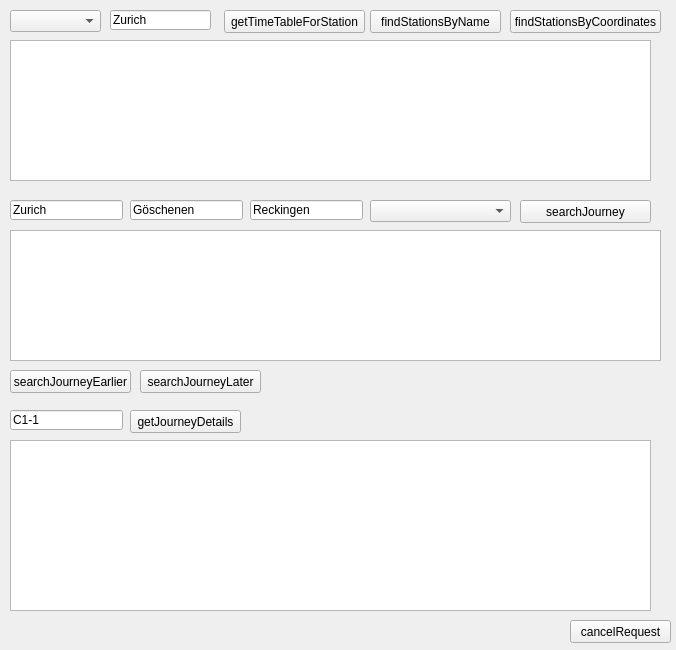
Old version of the form src/gui/desktop-test/mainwindow.ui in the repository smurfy/fahrplan.
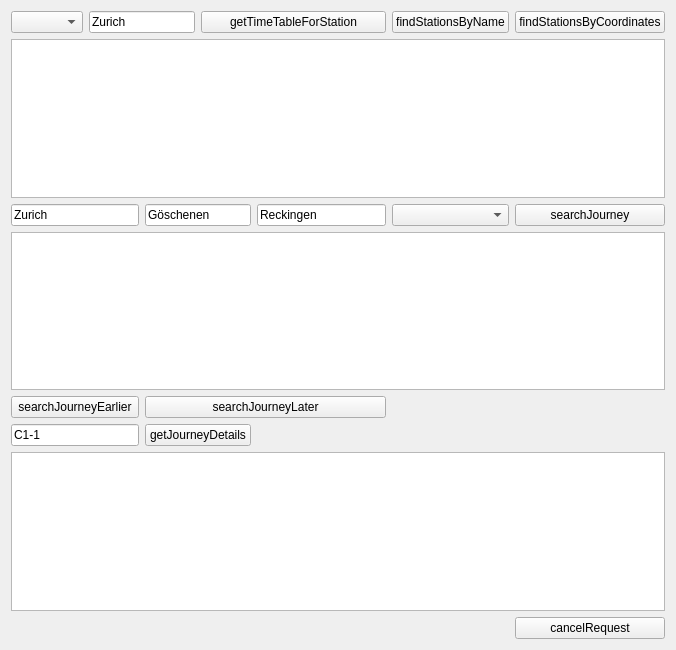
New version of the form.

```diff
--- a/src/gui/desktop-test/mainwindow.ui
+++ b/src/gui/desktop-test/mainwindow.ui
@@ -14,225 +14,114 @@
    <string>MainWindow</string>
   </property>
   <widget class="QWidget" name="centralWidget">
+   <layout class="QGridLayout" name="gridLayout">
+    <item row="0" column="0">
+     <widget class="QComboBox" name="parser"/>
+    </item>
+    <item row="0" column="1" colspan="2">
+     <widget class="QLineEdit" name="stationName">
+      <property name="text">
+       <string>Zurich</string>
+      </property>
+     </widget>
+    </item>
+    <item row="0" column="3" colspan="2">
+     <widget class="QPushButton" name="getTimeTableForStation">
+      <property name="text">
+       <string>getTimeTableForStation</string>
+      </property>
+     </widget>
+    </item>
+    <item row="0" column="5">
    <widget class="QPushButton" name="findStationsByName">
-    <property name="geometry">
-     <rect>
-      <x>370</x>
-      <y>10</y>
-      <width>131</width>
-      <height>23</height>
-     </rect>
-    </property>
     <property name="text">
      <string>findStationsByName</string>
     </property>
    </widget>
-   <widget class="QTextEdit" name="findStationResults">
-    <property name="geometry">
-     <rect>
-      <x>10</x>
-      <y>40</y>
-      <width>641</width>
-      <height>141</height>
-     </rect>
-    </property>
-   </widget>
+    </item>
+    <item row="0" column="6">
    <widget class="QPushButton" name="findStationsByCoordinates">
-    <property name="geometry">
-     <rect>
-      <x>510</x>
-      <y>10</y>
-      <width>151</width>
-      <height>23</height>
-     </rect>
-    </property>
     <property name="text">
      <string>findStationsByCoordinates</string>
     </property>
    </widget>
-   <widget class="QPushButton" name="searchJourney">
-    <property name="geometry">
-     <rect>
-      <x>520</x>
-      <y>200</y>
-      <width>131</width>
-      <height>23</height>
-     </rect>
-    </property>
-    <property name="text">
-     <string>searchJourney</string>
-    </property>
-   </widget>
+    </item>
+    <item row="1" column="0" colspan="7">
+     <widget class="QTextEdit" name="findStationResults"/>
+    </item>
+    <item row="2" column="0" colspan="2">
    <widget class="QLineEdit" name="departureStaion">
-    <property name="geometry">
-     <rect>
-      <x>10</x>
-      <y>200</y>
-      <width>113</width>
-      <height>20</height>
-     </rect>
-    </property>
     <property name="text">
      <string>Zurich</string>
     </property>
    </widget>
+    </item>
+    <item row="2" column="2" colspan="2">
+     <widget class="QLineEdit" name="viaStation">
+      <property name="text">
+       <string>Göschenen</string>
+      </property>
+     </widget>
+    </item>
+    <item row="2" column="4">
    <widget class="QLineEdit" name="arrivalStation">
-    <property name="geometry">
-     <rect>
-      <x>250</x>
-      <y>200</y>
-      <width>113</width>
-      <height>20</height>
-     </rect>
-    </property>
     <property name="text">
      <string>Reckingen</string>
     </property>
    </widget>
-   <widget class="QTextEdit" name="searchJourneyResults">
-    <property name="geometry">
-     <rect>
-      <x>10</x>
-      <y>230</y>
-      <width>651</width>
-      <height>131</height>
-     </rect>
-    </property>
-   </widget>
+    </item>
+    <item row="2" column="5">
+     <widget class="QComboBox" name="trainRestrictions"/>
+    </item>
+    <item row="2" column="6">
+     <widget class="QPushButton" name="searchJourney">
+      <property name="text">
+       <string>searchJourney</string>
+      </property>
+     </widget>
+    </item>
+    <item row="3" column="0" colspan="7">
+     <widget class="QTextEdit" name="searchJourneyResults"/>
+    </item>
+    <item row="4" column="0" colspan="2">
    <widget class="QPushButton" name="searchJourneyEarlier">
-    <property name="geometry">
-     <rect>
-      <x>10</x>
-      <y>370</y>
-      <width>121</width>
-      <height>23</height>
-     </rect>
-    </property>
     <property name="text">
      <string>searchJourneyEarlier</string>
     </property>
    </widget>
+    </item>
+    <item row="4" column="2" colspan="3">
    <widget class="QPushButton" name="searchJourneyLater">
-    <property name="geometry">
-     <rect>
-      <x>140</x>
-      <y>370</y>
-      <width>121</width>
-      <height>23</height>
-     </rect>
-    </property>
     <property name="text">
      <string>searchJourneyLater</string>
     </property>
    </widget>
-   <widget class="QPushButton" name="cancelRequest">
-    <property name="geometry">
-     <rect>
-      <x>570</x>
-      <y>620</y>
-      <width>101</width>
-      <height>23</height>
-     </rect>
-    </property>
-    <property name="text">
-     <string>cancelRequest</string>
-    </property>
-   </widget>
-   <widget class="QPushButton" name="getJourneyDetails">
-    <property name="geometry">
-     <rect>
-      <x>130</x>
-      <y>410</y>
-      <width>111</width>
-      <height>23</height>
-     </rect>
-    </property>
-    <property name="text">
-     <string>getJourneyDetails</string>
-    </property>
-   </widget>
+    </item>
+    <item row="5" column="0" colspan="2">
    <widget class="QLineEdit" name="journeyResultItemId">
-    <property name="geometry">
-     <rect>
-      <x>10</x>
-      <y>410</y>
-      <width>113</width>
-      <height>20</height>
-     </rect>
-    </property>
     <property name="text">
      <string>C1-1</string>
     </property>
    </widget>
-   <widget class="QTextEdit" name="getJourneyDetailsResults">
-    <property name="geometry">
-     <rect>
-      <x>10</x>
-      <y>440</y>
-      <width>641</width>
-      <height>171</height>
-     </rect>
-    </property>
-   </widget>
-   <widget class="QLineEdit" name="viaStation">
-    <property name="geometry">
-     <rect>
-      <x>130</x>
-      <y>200</y>
-      <width>113</width>
-      <height>20</height>
-     </rect>
-    </property>
+    </item>
+    <item row="5" column="2" colspan="2">
+     <widget class="QPushButton" name="getJourneyDetails">
     <property name="text">
-     <string>Göschenen</string>
-    </property>
-   </widget>
-   <widget class="QComboBox" name="trainRestrictions">
-    <property name="geometry">
-     <rect>
-      <x>370</x>
-      <y>200</y>
-      <width>141</width>
-      <height>22</height>
-     </rect>
-    </property>
-   </widget>
-   <widget class="QComboBox" name="parser">
-    <property name="geometry">
-     <rect>
-      <x>10</x>
-      <y>10</y>
-      <width>91</width>
-      <height>22</height>
-     </rect>
-    </property>
-   </widget>
-   <widget class="QPushButton" name="getTimeTableForStation">
-    <property name="geometry">
-     <rect>
-      <x>224</x>
-      <y>10</y>
-      <width>141</width>
-      <height>23</height>
-     </rect>
-    </property>
+       <string>getJourneyDetails</string>
+      </property>
+     </widget>
+    </item>
+    <item row="6" column="0" colspan="7">
+     <widget class="QTextEdit" name="getJourneyDetailsResults"/>
+    </item>
+    <item row="7" column="6">
+     <widget class="QPushButton" name="cancelRequest">
     <property name="text">
-     <string>getTimeTableForStation</string>
-    </property>
-   </widget>
-   <widget class="QLineEdit" name="stationName">
-    <property name="geometry">
-     <rect>
-      <x>110</x>
-      <y>10</y>
-      <width>101</width>
-      <height>20</height>
-     </rect>
-    </property>
-    <property name="text">
-     <string>Zurich</string>
-    </property>
-   </widget>
+       <string>cancelRequest</string>
+      </property>
+     </widget>
+    </item>
+   </layout>
   </widget>
  </widget>
  <layoutdefault spacing="6" margin="11"/>
```
Lines whose indentation alone changed are shown as unchanged.
